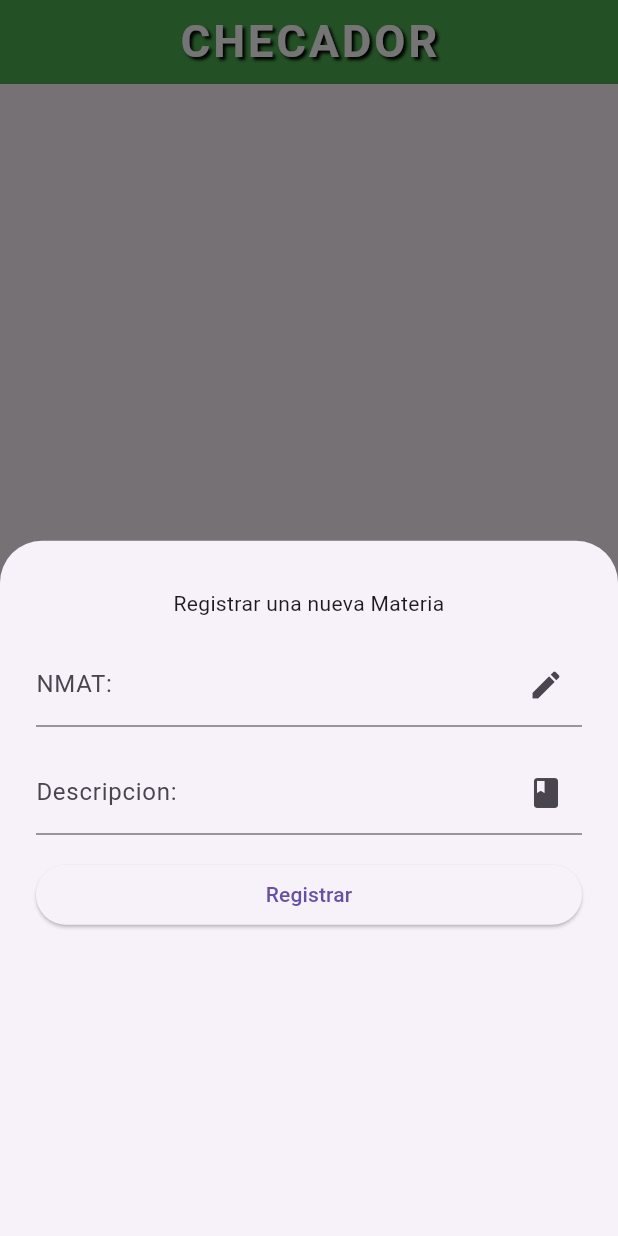
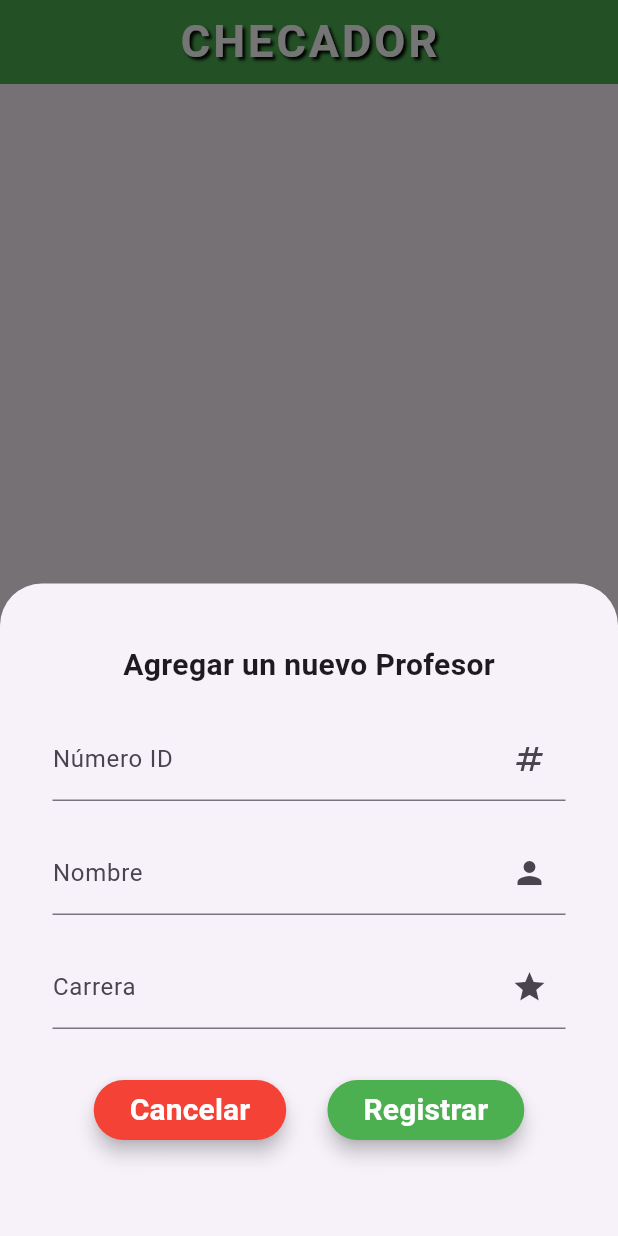
Before and after one commit to JOAGOC/dam_u3_practica1_checador_asistencia, a Flutter app: the screen it shows after launch, item 2 of the bottom bar chosen, after a tap on the "menu book" icon, on a phone screen of 412 x 824 dp. Run offline on Flutter 3.47's test engine with Material 3 defaults, Android fonts, the phone set to English and light mode, and no system bars; our stand-ins replace sqflite; accounts and stored records are empty; Roboto replaces fonts that are missing (Montserrat).

Commit message:
- [X] Hacer el menú de navegación - [-] Adaptar el Floating Action Button a los distintos menus. - [X] Hacer el dart de la base de datos (Corregido) - [-] Hacer los manejadores de datos de cada entidad - [-] Hacer la GUI de los CRUD de materia - Detalles Retocados - [X] Programar los CRUDS de materia - [X] Hacer la GUI de los CRUD de profesor - [X] Programar los CRUDS de profesor - [] Hacer la GUI de los CRUD de Horario - [] Programar los CRUDS de Horario - [] Hacer la GUI de los CRUD de Asistencia - [] Programar los CRUDS de Asistencia - [] Retocar el diseño final

```diff
--- /dev/null
+++ b/lib/Controlador/DBprofesor.dart
@@ -0,0 +1,36 @@
+import 'package:dam_u3_practica1_checador_asistencia/Modelo/profesor.dart';
+import 'package:sqflite/sqflite.dart';
+
+import '../conexion.dart';
+
+class DBprofesor{
+
+  static Future<List<Profesor>> consultar() async{
+    Database base = await ConexionDB.abrirDB();
+    var resultado = await base.query("PROFESOR");
+    return List.generate(resultado.length, (index) {
+      return Profesor(
+          nprofesor: resultado[index]["NPROFESOR"].toString(),
+          nombre: resultado[index]["NOMBRE"].toString(),
+          carrera: resultado[index]["CARRERA"].toString(),
+      );
+    });
+  }
+  static Future<int> registrar(Profesor p) async{
+      Database base = await ConexionDB.abrirDB();
+      return base.insert("PROFESOR", p.toJSON(),
+      conflictAlgorithm: ConflictAlgorithm.fail);
+  }
+  static Future<int> eliminar(String nprofesor) async{
+    Database base = await ConexionDB.abrirDB();
+    return base.delete("PROFESOR",where: "NPROFESOR=?",
+        whereArgs: [nprofesor]);
+  }
+
+  static Future<int> actualizar (Profesor p ) async{
+    Database base= await ConexionDB.abrirDB();
+    var profe = p.toJSON();
+    profe.remove('NPROFESOR');
+    return base.update("PROFESOR", p.toJSON(), where: "NPROFESOR=?", whereArgs: [p.nprofesor]);
+  }
+}
--- a/lib/GUI/GUIMateria.dart
+++ b/lib/GUI/GUIMateria.dart
@@ -4,10 +4,14 @@ import 'package:dam_u3_practica1_checador_asistencia/main.dart';
 import 'package:flutter/material.dart';
 
 class GUIMateria {
-  static void formularioRegistrar(MyAppState app, bool registrar) {
-    var nmat = app.nmat;
-    var descripcion = app.descripcion;
+  static final nmat = TextEditingController();
+  static final descripcion = TextEditingController();
 
+  static void formularioRegistrar(MyAppState app, bool registrar, [Materia? m]) {
+    if (m!=null){
+      nmat.text = m.nmat;
+      descripcion.text = m.descripcion;
+    }
     showModalBottomSheet(
       context: app.context,
       builder: (context) => Container(
@@ -82,9 +86,7 @@ class GUIMateria {
               mainAxisSize: MainAxisSize.min,
               children: [
                 IconButton(icon: Icon(Icons.mode), onPressed: () {
-                  app.nmat.text = materias[index].nmat;
-                  app.descripcion.text = materias[index].descripcion;
-                  formularioRegistrar(app, false);
+                  formularioRegistrar(app, false, materias[index]);
                 }),
                 IconButton(onPressed: () {
                   borrar(app,materias[index]);
--- /dev/null
+++ b/lib/GUI/GUIProfesor.dart
@@ -0,0 +1,198 @@
+import 'package:dam_u3_practica1_checador_asistencia/Controlador/DBprofesor.dart';
+import 'package:dam_u3_practica1_checador_asistencia/Modelo/profesor.dart';
+import 'package:dam_u3_practica1_checador_asistencia/main.dart';
+import 'package:flutter/material.dart';
+
+class GUIProfesor {
+  static final nprofe = TextEditingController();
+  static final nombreprofe = TextEditingController();
+  static final carreraprofe = TextEditingController();
+
+  static void formularioRegistrar(MyAppState app, bool registrar,
+      [Profesor? profesor]) {
+    if (profesor != null) {
+      nprofe.text = profesor.nprofesor;
+      nombreprofe.text = profesor.nombre;
+      carreraprofe.text = profesor.carrera;
+    }
+    showModalBottomSheet(
+        context: app.context,
+        elevation: 3,
+        isScrollControlled: true,
+        builder: (context) => Container(
+              padding: EdgeInsets.only(
+                top: 20,
+                left: 15,
+                right: 15,
+                bottom: MediaQuery.of(context).viewInsets.bottom + 40,
+              ),
+              child: Padding(
+                padding: const EdgeInsets.all(20),
+                child: Column(
+                  mainAxisSize: MainAxisSize.min,
+                  children: [
+                    Text(
+                      '${registrar ? "Agregar un nuevo" : "Actualizar "} Profesor',
+                      style: TextStyle(
+                        fontSize: 20,
+                        fontWeight: FontWeight.bold,
+                      ),
+                    ),
+                    SizedBox(
+                      height: 20,
+                    ),
+                    TextField(
+                      controller: nprofe,
+                      decoration: InputDecoration(
+                        labelText: "Número ID",
+                        suffixIcon: Icon(Icons.numbers_sharp),
+                      ),
+                    ),
+                    SizedBox(
+                      height: 20,
+                    ),
+                    TextField(
+                      controller: nombreprofe,
+                      decoration: InputDecoration(
+                        labelText: "Nombre",
+                        suffixIcon: Icon(Icons.person),
+                      ),
+                    ),
+                    SizedBox(
+                      height: 20,
+                    ),
+                    TextField(
+                      controller: carreraprofe,
+                      decoration: InputDecoration(
+                        labelText: "Carrera",
+                        suffixIcon: Icon(Icons.star),
+                      ),
+                    ),
+                    SizedBox(
+                      height: 30,
+                    ),
+                    Row(
+                      mainAxisAlignment: MainAxisAlignment.spaceEvenly,
+                      children: [
+                        ElevatedButton(
+                          onPressed: () {
+                            Navigator.pop(context);
+                          },
+                          style: ElevatedButton.styleFrom(
+                            primary: Colors.red,
+                            onPrimary: Colors.white,
+                            elevation: 5,
+                            shape: RoundedRectangleBorder(
+                              borderRadius: BorderRadius.circular(30),
+                            ),
+                          ),
+                          child: Text(
+                            "Cancelar",
+                            style: TextStyle(
+                              fontSize: 20,
+                              fontWeight: FontWeight.bold,
+                            ),
+                          ),
+                        ),
+                        ElevatedButton(
+                            onPressed: () {
+                              finalizar() {
+                                Navigator.pop(context);
+                                app.consultarProfesor();
+                                nprofe.clear();
+                                nombreprofe.clear();
+                                carreraprofe.clear();
+                              }
+
+                              var p = Profesor(
+                                  nprofesor: nprofe.text,
+                                  nombre: nombreprofe.text,
+                                  carrera: carreraprofe.text);
+                              registrar
+                                  ? DBprofesor.registrar(p).then((value) {
+                                      finalizar();
+                                      app.mensaje(
+                                          'Profesor registrado con éxito');
+                                    })
+                                  : DBprofesor.actualizar(p).then((value) {
+                                      finalizar();
+                                      app.mensaje(
+                                          'Profesor actualizado con éxito');
+                                    });
+                            },
+                            style: ElevatedButton.styleFrom(
+                              primary: Colors.green,
+                              onPrimary: Colors.white,
+                              elevation: 5,
+                              shape: RoundedRectangleBorder(
+                                borderRadius: BorderRadius.circular(30),
+                              ),
+                            ),
+                            child: Text(registrar ? 'Registrar' : 'Actualizar',
+                                style: TextStyle(
+                                  fontSize: 20,
+                                  fontWeight: FontWeight.bold,
+                                )))
+                      ],
+                    )
+                  ],
+                ),
+              ),
+            ));
+  }
+
+  static Widget listaProfesor(MyAppState app) {
+    var profesor = app.profesor;
+    if (profesor.length > 0) {
+      return ListView.builder(
+        itemCount: profesor.length,
+        itemBuilder: (context, index) => ListTile(
+          leading: CircleAvatar(child: Text(profesor[index].nprofesor)),
+          title: Text(profesor[index].nombre),
+          subtitle: Text(profesor[index].carrera),
+          trailing: Row(
+            mainAxisSize: MainAxisSize.min,
+            children: [
+              IconButton(
+                  icon: Icon(Icons.mode),
+                  onPressed: () {
+                    formularioRegistrar(app, false, profesor[index]);
+                  }),
+              IconButton(
+                  onPressed: () {
+                    borrar(app, profesor[index]);
+                  },
+                  icon: Icon(Icons.delete))
+            ],
+          ),
+        ),
+      );
+    } else {
+      return Center(
+        child: Text('No hay profesores registrados',
+            style: TextStyle(color: Colors.black54)),
+      );
+    }
+  }
+
+  static void borrar(MyAppState app, Profesor profesor) {
+    showDialog(
+      context: app.context,
+      builder: (context) => AlertDialog(
+        title: Text("Eliminar"),
+        content: Text("Deseas eliminar el Profesor?"),
+        actions: [
+          TextButton(
+              onPressed: () {
+                DBprofesor.eliminar(profesor.nprofesor).then((value) {
+                  Navigator.pop(app.context);
+                  app.consultarProfesor();
+                  app.mensaje("Profesor eliminado con exito");
+                });
+              },
+              child: Text('Si'))
+        ],
+      ),
+    );
+  }
+}
--- /dev/null
+++ b/lib/Modelo/profesor.dart
@@ -0,0 +1,18 @@
+class Profesor {
+  String nprofesor;
+  String nombre;
+  String carrera;
+
+  Profesor({
+    required this.nprofesor,
+    required this.nombre,
+    required this.carrera,
+  });
+  Map<String,dynamic> toJSON(){
+    return{
+      'NPROFESOR':nprofesor,
+      'NOMBRE': nombre,
+      'CARRERA':carrera
+    };
+  }
+}
--- a/lib/main.dart
+++ b/lib/main.dart
@@ -1,7 +1,11 @@
 import 'package:dam_u3_practica1_checador_asistencia/Controlador/DBMateria.dart';
-import 'package:dam_u3_practica1_checador_asistencia/GUIMateria.dart';
+import 'package:dam_u3_practica1_checador_asistencia/GUI/GUIMateria.dart';
+import 'package:dam_u3_practica1_checador_asistencia/GUI/GUIProfesor.dart';
 import 'package:dam_u3_practica1_checador_asistencia/Modelo/Materia.dart';
 import 'package:flutter/material.dart';
+
+import 'Controlador/DBprofesor.dart';
+import 'Modelo/profesor.dart';
 
 void main() {
   runApp(MaterialApp(
@@ -20,14 +24,14 @@ class MyApp extends StatefulWidget {
 class MyAppState extends State<MyApp> {
   int _indice = 0;
   List<Materia> materias = [];
-  var nmat = TextEditingController();
-  var descripcion = TextEditingController();
+  List<Profesor> profesor = [];
 
   @override
   void initState() {
     // TODO: implement initState
     super.initState();
     consultarMaterias();
+    consultarProfesor();
   }
 
   @override
@@ -86,7 +90,10 @@ class MyAppState extends State<MyApp> {
       floatingActionButton: FloatingActionButton(
           backgroundColor: Colors.green,
           onPressed: () {
-            GUIMateria.formularioRegistrar(this, true);
+            switch(_indice){
+              case 0: GUIMateria.formularioRegistrar(this, true);
+              case 1: GUIProfesor.formularioRegistrar(this, true);
+            }
           },
           child: Row(
             children: [
@@ -103,6 +110,8 @@ class MyAppState extends State<MyApp> {
 
   dinamico() {
     switch (_indice) {
+      case 0:return GUIMateria.listaMaterias(this);
+      case 1: return GUIProfesor.listaProfesor(this);
       default:
         return GUIMateria.listaMaterias(this);
     }
@@ -114,8 +123,15 @@ class MyAppState extends State<MyApp> {
       materias = x;
     });
   }
+  void consultarProfesor() async {
+    var x = await DBprofesor.consultar();
+    setState(() {
+      profesor = x;
+    });
+  }
 
   void mensaje(String s) {
     ScaffoldMessenger.of(context).showSnackBar(SnackBar(content: Text(s)));
   }
+
 }
```
Also changed, not shown: 5 other files.
